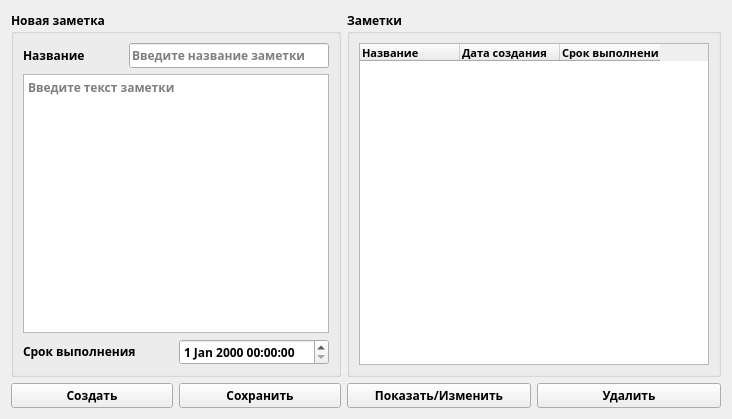
First picture: the form in EXAM/ui/notes_ui.ui, repository lykovichka/DevQt2022, before the edit.
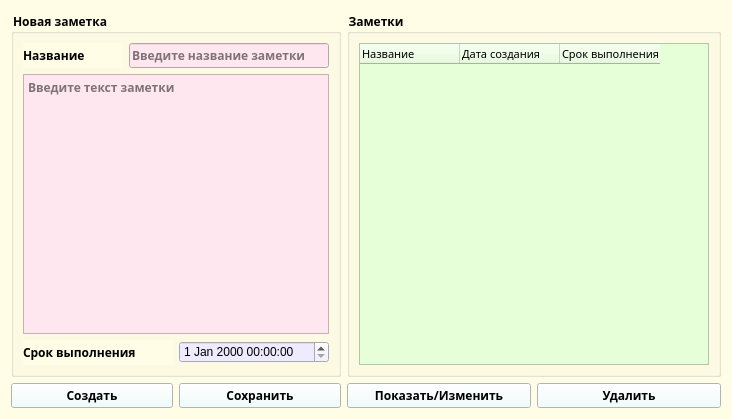
Second picture: the form after the edit.

Commit message: Notes - add colors

```diff
--- a/EXAM/ui/notes_ui.ui
+++ b/EXAM/ui/notes_ui.ui
@@ -13,6 +13,12 @@
   <property name="windowTitle">
    <string>Form</string>
   </property>
+  <property name="autoFillBackground">
+   <bool>false</bool>
+  </property>
+  <property name="styleSheet">
+   <string notr="true">background-color: rgb(255, 253, 230);</string>
+  </property>
   <layout class="QVBoxLayout" name="verticalLayout_5">
    <item>
     <layout class="QHBoxLayout" name="horizontalLayout_6">
@@ -77,6 +83,10 @@
                 <bold>true</bold>
                </font>
               </property>
+              <property name="styleSheet">
+               <string notr="true">background-color: rgb(241, 238, 255);
+background-color: rgb(255, 231, 239);</string>
+              </property>
               <property name="placeholderText">
                <string>Введите название заметки</string>
               </property>
@@ -92,6 +102,9 @@
               <bold>true</bold>
              </font>
             </property>
+            <property name="styleSheet">
+             <string notr="true">background-color: rgb(255, 231, 239);</string>
+            </property>
             <property name="placeholderText">
              <string>Введите текст заметки</string>
             </property>
@@ -113,13 +126,24 @@
                 <height>25</height>
                </size>
               </property>
+              <property name="font">
+               <font>
+                <family>Segoe Script</family>
+                <bold>true</bold>
+                <underline>false</underline>
+               </font>
+              </property>
               <property name="text">
                <string>Срок выполнения</string>
               </property>
              </widget>
             </item>
             <item>
-             <widget class="QDateTimeEdit" name="dateTimeEdit"/>
+             <widget class="QDateTimeEdit" name="dateTimeEdit">
+              <property name="styleSheet">
+               <string notr="true">background-color: rgb(239, 235, 255);</string>
+              </property>
+             </widget>
             </item>
            </layout>
           </item>
@@ -136,6 +160,13 @@
              <bold>true</bold>
             </font>
            </property>
+           <property name="autoFillBackground">
+            <bool>false</bool>
+           </property>
+           <property name="styleSheet">
+            <string notr="true">background-color: rgb(238, 255, 254);
+border-color: rgb(93, 101, 255);</string>
+           </property>
            <property name="text">
             <string>Создать</string>
            </property>
@@ -149,6 +180,10 @@
              <bold>true</bold>
             </font>
            </property>
+           <property name="styleSheet">
+            <string notr="true">background-color: rgb(238, 255, 254);
+border-color: rgb(93, 101, 255);</string>
+           </property>
            <property name="text">
             <string>Сохранить</string>
            </property>
@@ -189,6 +224,9 @@
               <bold>true</bold>
              </font>
             </property>
+            <property name="styleSheet">
+             <string notr="true">background-color: rgb(230, 255, 217);</string>
+            </property>
             <property name="dragEnabled">
              <bool>false</bool>
             </property>
@@ -198,12 +236,20 @@
              </property>
              <property name="font">
               <font>
+               <family>Segoe Script</family>
                <pointsize>8</pointsize>
               </font>
              </property>
              <property name="textAlignment">
               <set>AlignLeading|AlignVCenter</set>
              </property>
+             <property name="background">
+              <color>
+               <red>255</red>
+               <green>253</green>
+               <blue>230</blue>
+              </color>
+             </property>
             </column>
             <column>
              <property name="text">
@@ -211,12 +257,20 @@
              </property>
              <property name="font">
               <font>
+               <family>Segoe Script</family>
                <pointsize>8</pointsize>
               </font>
              </property>
              <property name="textAlignment">
               <set>AlignLeading|AlignVCenter</set>
              </property>
+             <property name="background">
+              <color>
+               <red>255</red>
+               <green>253</green>
+               <blue>230</blue>
+              </color>
+             </property>
             </column>
             <column>
              <property name="text">
@@ -224,12 +278,20 @@
              </property>
              <property name="font">
               <font>
+               <family>Segoe Script</family>
                <pointsize>8</pointsize>
               </font>
              </property>
              <property name="textAlignment">
               <set>AlignLeading|AlignVCenter</set>
              </property>
+             <property name="background">
+              <color>
+               <red>255</red>
+               <green>253</green>
+               <blue>230</blue>
+              </color>
+             </property>
             </column>
            </widget>
           </item>
@@ -246,6 +308,10 @@
              <bold>true</bold>
             </font>
            </property>
+           <property name="styleSheet">
+            <string notr="true">background-color: rgb(238, 255, 254);
+border-color: rgb(93, 101, 255);</string>
+           </property>
            <property name="text">
             <string>Показать/Изменить</string>
            </property>
@@ -259,6 +325,10 @@
              <bold>true</bold>
             </font>
            </property>
+           <property name="styleSheet">
+            <string notr="true">background-color: rgb(238, 255, 254);
+border-color: rgb(93, 101, 255);</string>
+           </property>
            <property name="text">
             <string>Удалить</string>
            </property>
```
The commit also changes 3 other files.
